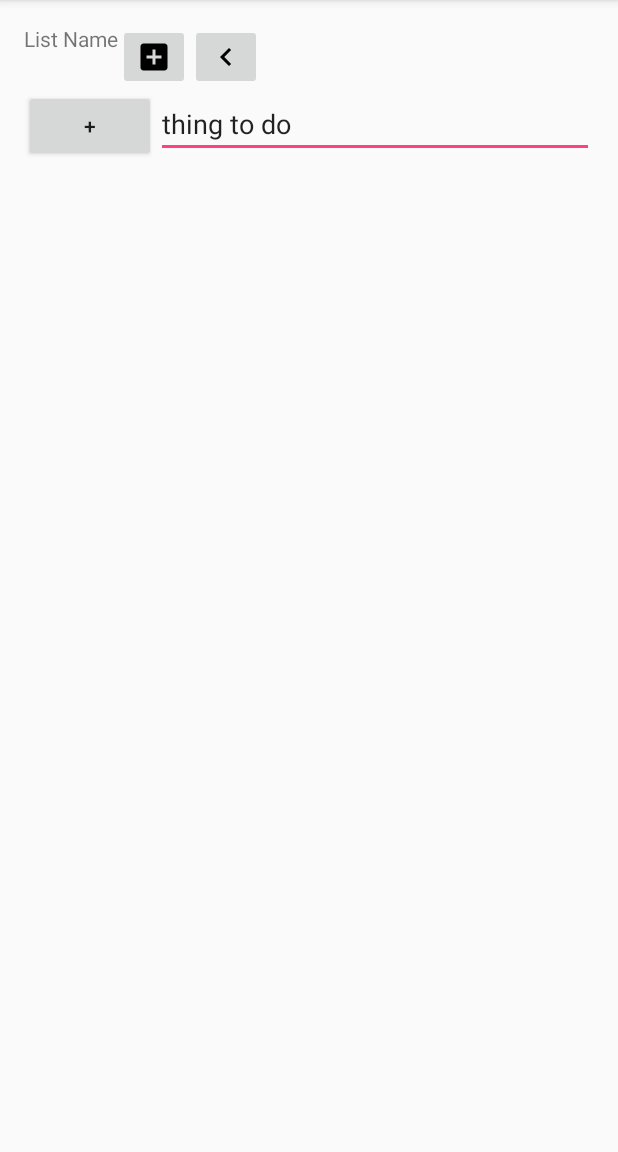
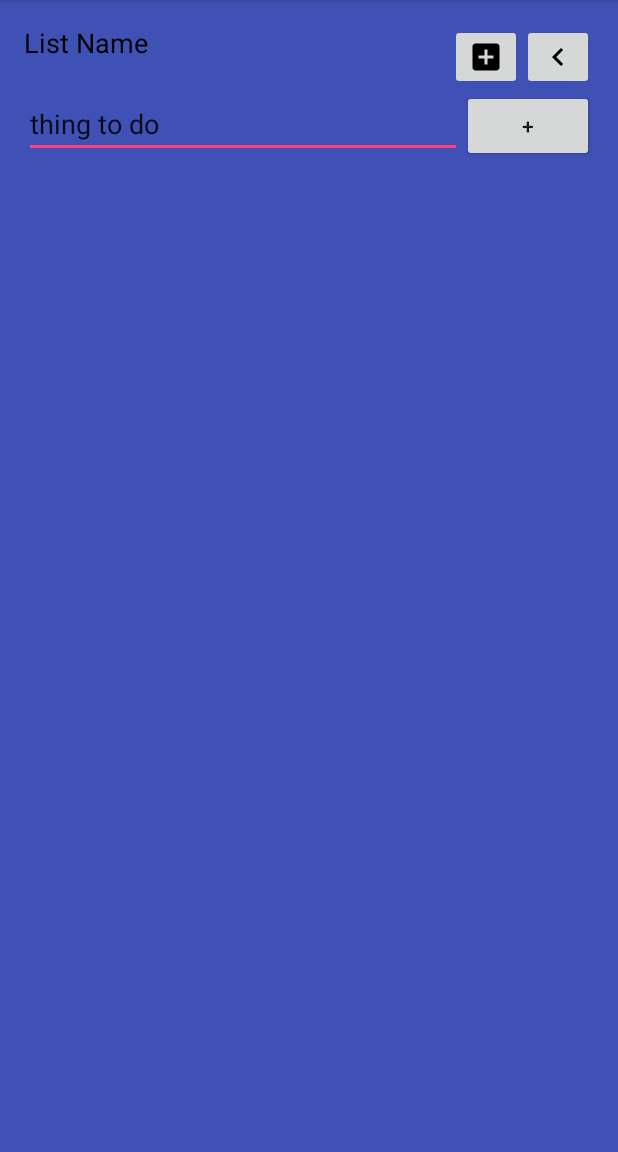
Before and after one commit to slebaillif/androidTest, an Android app: the ToDoListActivity screen opened directly, with no data from a screen before it, after a tap on an icon or button, on a phone screen of 412 x 824 dp, the part 84-1236 px from its top. Run offline under Robolectric (Android 15) with nearby library versions, the phone set to English and light mode, and no system bars.

Commit message:
better resizing

```diff
--- a/app/src/main/java/com/example/sebastien/myapplication6/ToDoListActivity.java
+++ b/app/src/main/java/com/example/sebastien/myapplication6/ToDoListActivity.java
@@ -10,6 +10,7 @@ import android.widget.Button;
 import android.widget.EditText;
 import android.widget.ImageButton;
 import android.widget.LinearLayout;
+import android.widget.RelativeLayout;
 
 import com.example.sebastien.myapplication6.model.ToDoListItem;
 import com.example.sebastien.myapplication6.view.ToDoItemView;
@@ -41,9 +42,9 @@ public class ToDoListActivity extends AppCompatActivity {
             public void onClick(View v) {
                 if (expanded){
                     LinearLayout layout = (LinearLayout) findViewById(R.id.list_names_layout);
-                    LinearLayout listLayout = (LinearLayout) findViewById(R.id.list_layout);
-                    LinearLayout.LayoutParams params = new LinearLayout.LayoutParams(ViewGroup.LayoutParams.MATCH_PARENT, ViewGroup.LayoutParams.MATCH_PARENT);
-                    listLayout.setLayoutParams(params);
+                    RelativeLayout listLayout = (RelativeLayout) findViewById(R.id.list_layout);
+                    RelativeLayout.LayoutParams params = (RelativeLayout.LayoutParams) listLayout.getLayoutParams();
+                    params.width=ViewGroup.LayoutParams.MATCH_PARENT;
                     layout.setVisibility(View.GONE);
                     epandButton.setImageResource(R.drawable.ic_chevron_left_black_24dp);
                     expanded = false;
@@ -51,8 +52,9 @@ public class ToDoListActivity extends AppCompatActivity {
                 }else{
                     LinearLayout layout = (LinearLayout) findViewById(R.id.list_names_layout);
                     layout.setVisibility(View.VISIBLE);
-                    LinearLayout listLayout = (LinearLayout) findViewById(R.id.list_layout);
-                    LinearLayout.LayoutParams params = new LinearLayout.LayoutParams(ViewGroup.LayoutParams.WRAP_CONTENT, ViewGroup.LayoutParams.MATCH_PARENT);
+                    RelativeLayout listLayout = (RelativeLayout) findViewById(R.id.list_layout);
+                    RelativeLayout.LayoutParams params = (RelativeLayout.LayoutParams) listLayout.getLayoutParams();
+                    params.width=ViewGroup.LayoutParams.WRAP_CONTENT;
                     listLayout.setLayoutParams(params);
                     epandButton.setImageResource(R.drawable.ic_chevron_right_black_24dp);
                     expanded = true;
--- a/app/src/main/res/layout/todolist_screen.xml
+++ b/app/src/main/res/layout/todolist_screen.xml
@@ -1,5 +1,5 @@
 <?xml version="1.0" encoding="utf-8"?>
-<LinearLayout xmlns:android="http://schemas.android.com/apk/res/android"
+<RelativeLayout xmlns:android="http://schemas.android.com/apk/res/android"
     xmlns:tools="http://schemas.android.com/tools"
     android:layout_width="match_parent"
     android:layout_height="match_parent"
@@ -7,74 +7,8 @@
     android:paddingLeft="@dimen/activity_horizontal_margin"
     android:paddingRight="@dimen/activity_horizontal_margin"
     android:paddingTop="@dimen/activity_vertical_margin"
+    android:background="@color/colorPrimary"
     tools:context="com.example.sebastien.myapplication6.MainActivity">
-
-
-    <!-- TABS -->
-    <LinearLayout
-        android:id="@+id/list_layout"
-        android:layout_width="wrap_content"
-        android:layout_height="match_parent"
-        android:layout_gravity="left"
-        android:orientation="vertical">
-
-        <LinearLayout
-            android:layout_width="wrap_content"
-            android:layout_height="wrap_content">
-
-            <TextView
-                android:id="@+id/category_name"
-                android:layout_width="wrap_content"
-                android:layout_height="wrap_content"
-                android:text="List Name" />
-
-            <ImageButton
-                android:id="@+id/add_list_button"
-                android:layout_width="wrap_content"
-                android:layout_height="wrap_content"
-                android:src="@drawable/ic_add_box_black_24dp" />
-
-            <ImageButton
-                android:id="@+id/expand_lists_button"
-                android:layout_width="wrap_content"
-                android:layout_height="wrap_content"
-                android:src="@drawable/ic_chevron_right_black_24dp" />
-        </LinearLayout>
-
-        <!-- EDIT ZONE -->
-        <LinearLayout
-            android:layout_width="match_parent"
-            android:layout_height="wrap_content"
-            android:orientation="horizontal">
-
-            <Button
-                android:id="@+id/add_to_do"
-                android:layout_width="wrap_content"
-                android:layout_height="wrap_content"
-                android:text="+" />
-
-            <EditText
-                android:id="@+id/add_to_do_text"
-                android:layout_width="match_parent"
-                android:layout_height="wrap_content"
-                android:inputType="textAutoCorrect|textMultiLine"
-                android:text="thing to do " />
-
-        </LinearLayout>
-        <!-- VIEW ITEMS -->
-        <ScrollView
-            android:layout_width="match_parent"
-            android:layout_height="wrap_content"
-            android:fillViewport="true">
-
-            <LinearLayout
-                android:id="@+id/to_do_list"
-                android:layout_width="match_parent"
-                android:layout_height="match_parent"
-                android:orientation="vertical"></LinearLayout>
-        </ScrollView>
-
-    </LinearLayout>
 
     <LinearLayout
         android:id="@+id/list_names_layout"
@@ -83,7 +17,9 @@
         android:layout_gravity="right"
         android:background="@color/colorPrimaryDark"
         android:orientation="vertical"
-        android:padding="0dp">
+        android:padding="0dp"
+        android:layout_alignParentRight="true"
+        >
 
         <ScrollView
             android:layout_width="match_parent"
@@ -119,4 +55,85 @@
         </ScrollView>
 
     </LinearLayout>
-</LinearLayout>
+    <!-- TABS -->
+    <RelativeLayout
+        android:id="@+id/list_layout"
+        android:layout_width="wrap_content"
+        android:layout_height="match_parent"
+        android:layout_gravity="left"
+        android:orientation="vertical"
+        android:layout_alignParentLeft="true"
+        android:layout_toLeftOf="@id/list_names_layout">
+
+        <RelativeLayout
+            android:id="@+id/list_name_layout"
+            android:layout_width="wrap_content"
+            android:layout_height="wrap_content">
+
+            <TextView
+                android:id="@+id/category_name"
+                android:layout_width="wrap_content"
+                android:layout_height="wrap_content"
+                style="@style/CodeFont"
+                android:text="List Name"
+                android:gravity="left"/>
+
+            <ImageButton
+                android:id="@+id/add_list_button"
+                android:layout_width="wrap_content"
+                android:layout_height="wrap_content"
+                android:src="@drawable/ic_add_box_black_24dp"
+                android:layout_toLeftOf="@+id/expand_lists_button"
+                android:gravity="right"/>
+
+            <ImageButton
+                android:id="@+id/expand_lists_button"
+                android:layout_width="wrap_content"
+                android:layout_height="wrap_content"
+                android:src="@drawable/ic_chevron_right_black_24dp"
+                android:layout_alignParentRight="true"/>
+        </RelativeLayout>
+
+        <!-- EDIT ZONE -->
+        <RelativeLayout
+            android:id="@+id/edit_zone_layout"
+            android:layout_width="wrap_content"
+            android:layout_height="wrap_content"
+            android:orientation="horizontal"
+            android:layout_below="@id/list_name_layout">
+            <Button
+                android:id="@+id/add_to_do"
+                android:layout_width="wrap_content"
+                android:layout_height="wrap_content"
+                android:text="+"
+                android:layout_alignParentRight="true"/>
+            <EditText
+                android:id="@+id/add_to_do_text"
+                android:layout_width="match_parent"
+                android:layout_height="wrap_content"
+                android:inputType="textAutoCorrect|textMultiLine"
+                android:text="thing to do "
+                android:layout_toLeftOf="@id/add_to_do"/>
+
+
+
+
+        </RelativeLayout>
+        <!-- VIEW ITEMS -->
+        <ScrollView
+            android:layout_width="match_parent"
+            android:layout_height="wrap_content"
+            android:fillViewport="true"
+            android:layout_below="@id/edit_zone_layout">
+
+            <LinearLayout
+                android:id="@+id/to_do_list"
+                android:layout_width="match_parent"
+                android:layout_height="match_parent"
+                android:orientation="vertical"></LinearLayout>
+        </ScrollView>
+
+    </RelativeLayout>
+
+
+</RelativeLayout>
```
Also changed, not shown: app/src/main/res/drawable/ic_settings_ethernet_black_24dp.xml (added, +9 -0 lines), app/src/main/res/layout/todo_view.xml (+17 -12 lines).
